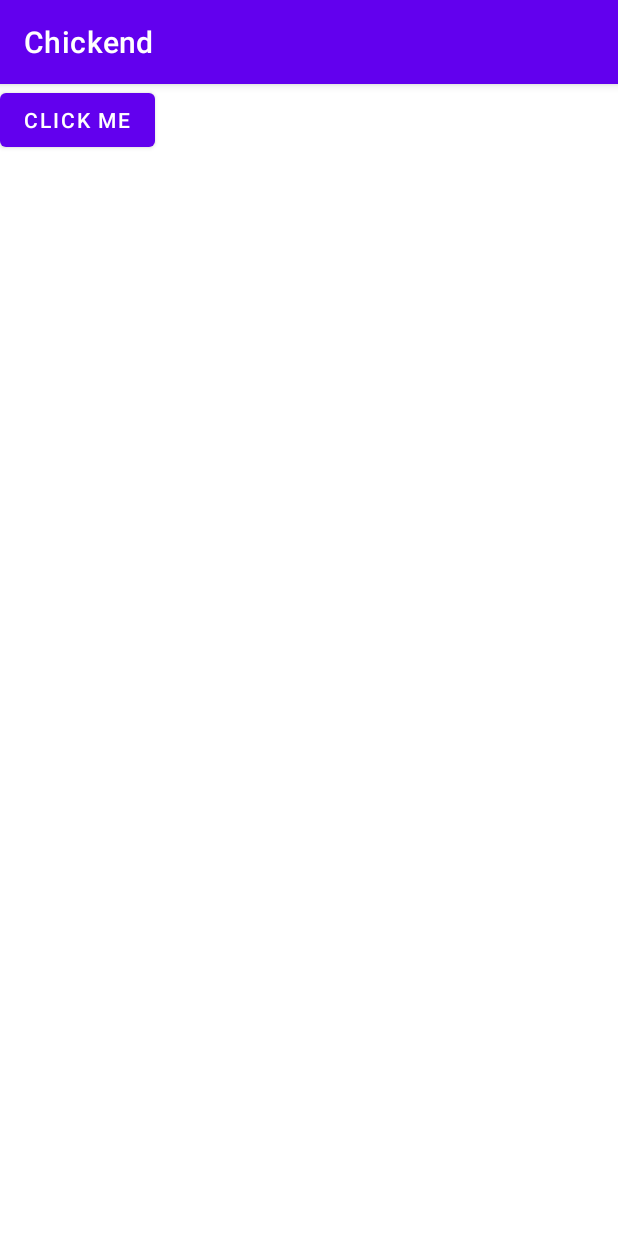
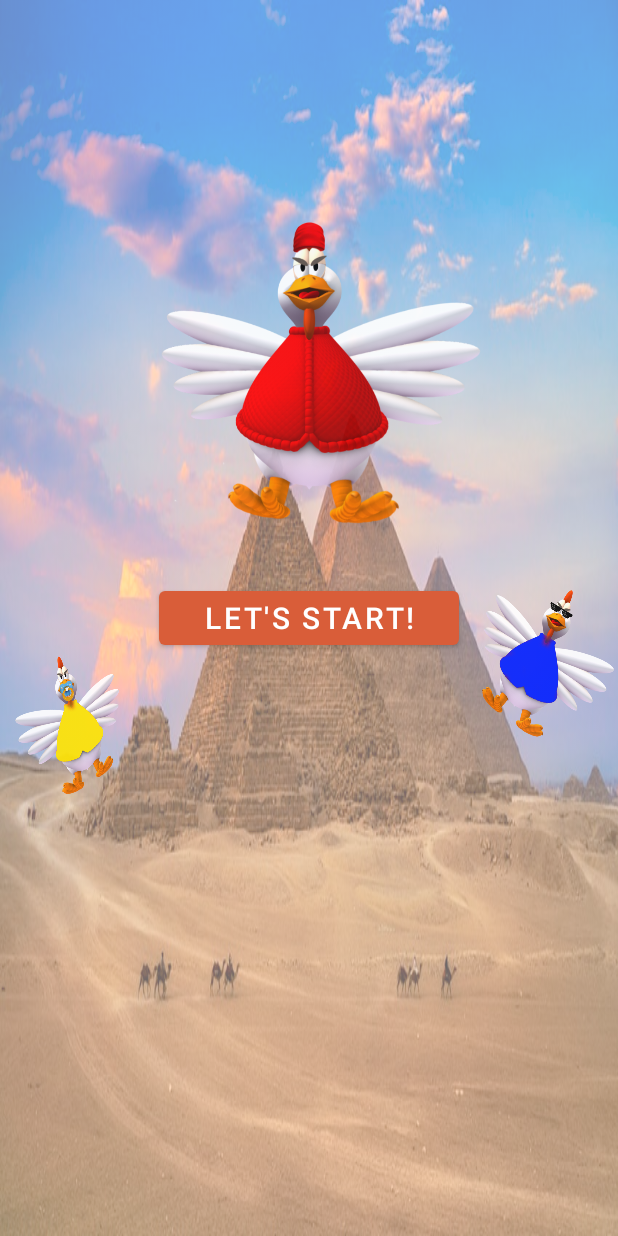
Before and after one commit to C4rm3r/Chickend_V_0.2, an Android app: the screen it shows after launch (MainActivity), on a phone screen of 412 x 824 dp. Run offline under Robolectric (Android 15) with nearby library versions, the phone set to English and light mode, and no system bars.

Commit message:
redesigned the homepage
Signed-off-by: udim12 <ehud6401@gmail.com>

```diff
--- a/app/src/main/java/EMA/chickend/MainActivity.java
+++ b/app/src/main/java/EMA/chickend/MainActivity.java
@@ -3,27 +3,17 @@ package EMA.chickend;
 import androidx.annotation.RequiresApi;
 import androidx.appcompat.app.AppCompatActivity;
 
-import android.annotation.SuppressLint;
 import android.content.Context;
 import android.content.Intent;
 import android.os.Build;
 import android.os.Bundle;
-import android.view.ContextThemeWrapper;
 import android.view.View;
+import android.view.Window;
 import android.widget.Button;
 import android.widget.ImageView;
-import android.widget.RatingBar;
 import android.widget.RelativeLayout;
-import android.widget.TextView;
-import android.widget.Toast;
-
-import java.util.ArrayList;
-import java.util.List;
 
 import EMA.chickend.GUI.AllLevelsOverviewForm;
-import EMA.chickend.Logic.Classes.AppUtils;
-import EMA.chickend.Logic.Classes.Game;
-import EMA.chickend.Logic.Classes.Level;
 
 public class MainActivity extends AppCompatActivity {
 
@@ -33,12 +23,28 @@ public class MainActivity extends AppCompatActivity {
     @Override
     protected void onCreate(Bundle savedInstanceState) {
         super.onCreate(savedInstanceState);
-
         m_context = getApplicationContext();
 
         setContentView(R.layout.activity_main);
 
+        RelativeLayout layout = findViewById(R.id.RelativeLayout_Layout);
+        if (layout != null) {
+            layout.setBackgroundResource(R.drawable.background___ancient_egypt);
+            layout.getBackground().setAlpha(150);
+        }
+        ImageView chick = findViewById(R.id.chick_chicken_start);
+        ImageView regularChicken = findViewById(R.id.regular_chicken_start);
+        ImageView motherChicken = findViewById(R.id.mother_chicken_start);
+
+        motherChicken.getBackground().setAlpha(230);
+        chick.getBackground().setAlpha(230);
+        regularChicken.getBackground().setAlpha(230);
+
+
+
         Button btn = findViewById(R.id.mybutton);
+
+        btn.setAlpha(1);
         btn.setOnClickListener(new View.OnClickListener() {
             @Override
             public void onClick(View v) {
--- a/app/src/main/res/layout/activity_main.xml
+++ b/app/src/main/res/layout/activity_main.xml
@@ -2,12 +2,48 @@
 <RelativeLayout xmlns:android="http://schemas.android.com/apk/res/android"
     android:layout_width="match_parent"
     android:layout_height="match_parent"
-    android:id="@+id/RelativeLayout_Layout">
+    android:id="@+id/RelativeLayout_Layout"
 
+    >
     <Button
         android:id="@+id/mybutton"
-        android:layout_width="wrap_content"
+        android:layout_width="200dp"
         android:layout_height="wrap_content"
-        android:text="click me" />
+        android:text="@string/start_app"
+        android:textSize="20dp"
+        android:layout_centerHorizontal="true"
+        android:layout_centerVertical="true"
+
+        />
+    <ImageView
+        android:id="@+id/mother_chicken_start"
+        android:layout_width="220dp"
+        android:layout_height="200dp"
+        android:background="@drawable/mother_chicken_picture"
+        android:layout_above="@+id/mybutton"
+        android:layout_centerHorizontal="true"
+        android:layout_marginBottom="40dp"
+        android:rotationY="-15"
+
+        />
+    <ImageView
+        android:id="@+id/chick_chicken_start"
+        android:layout_width="100dp"
+        android:layout_height="90dp"
+        android:background="@drawable/chick_picture"
+        android:layout_below="@+id/mybutton"
+        android:rotation="340"
+        android:rotationY="45"
+        />
+    <ImageView
+        android:id="@+id/regular_chicken_start"
+        android:layout_width="120dp"
+        android:layout_height="100dp"
+        android:background="@drawable/regular_chicken_picture"
+        android:layout_alignTop="@+id/mybutton"
+        android:layout_toEndOf="@+id/mybutton"
+        android:rotation="30"
+        android:rotationY="-30"
+        />
 
 </RelativeLayout>
--- a/app/src/main/res/values/strings.xml
+++ b/app/src/main/res/values/strings.xml
@@ -5,4 +5,5 @@
     <string name="messagebox_continue_playing_text">Take me to the next level !</string>
     <string name="messagebox_stop_playing_text">I prefer to leave</string>
     <string name="textview_level_number_text">Level:</string>
+    <string name="start_app">Let\'s start!</string>
 </resources>
--- a/app/src/main/res/values/themes.xml
+++ b/app/src/main/res/values/themes.xml
@@ -1,14 +1,14 @@
 <resources xmlns:tools="http://schemas.android.com/tools">
     <!-- Base application theme. -->
-    <style name="Theme.Chickend" parent="Theme.MaterialComponents.DayNight.DarkActionBar">
+    <style name="Theme.Chickend" parent="Theme.MaterialComponents.DayNight.NoActionBar">
         <!-- Primary brand color. -->
-        <item name="colorPrimary">@color/purple_500</item>
-        <item name="colorPrimaryVariant">@color/purple_700</item>
+        <item name="colorPrimary">@color/orange_400</item>
+        <item name="colorPrimaryVariant">@color/orange_300</item>
         <item name="colorOnPrimary">@color/white</item>
         <!-- Secondary brand color. -->
-        <item name="colorSecondary">@color/teal_200</item>
-        <item name="colorSecondaryVariant">@color/teal_700</item>
-        <item name="colorOnSecondary">@color/black</item>
+        <item name="colorSecondary">@color/orange_300</item>
+        <item name="colorSecondaryVariant">@color/yellow_200</item>
+        <item name="colorOnSecondary">@color/white</item>
         <!-- Status bar color. -->
         <item name="android:statusBarColor" tools:targetApi="l">?attr/colorPrimaryVariant</item>
         <!-- Customize your theme here. -->
@@ -18,4 +18,7 @@
         <item name="colorSecondary">@color/rating_yellow</item>
         <item name="colorSecondaryVariant">@color/rating_yellow</item>
     </style>
+
+
+
 </resources>
```
Also changed, not shown: 1 other file.
